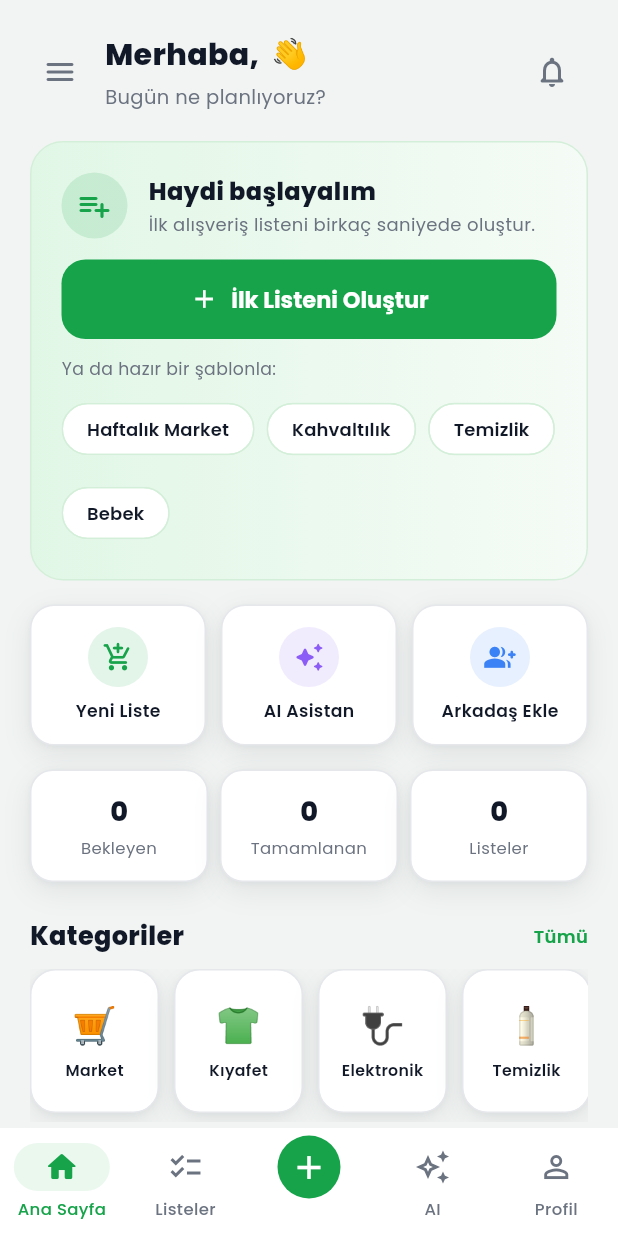
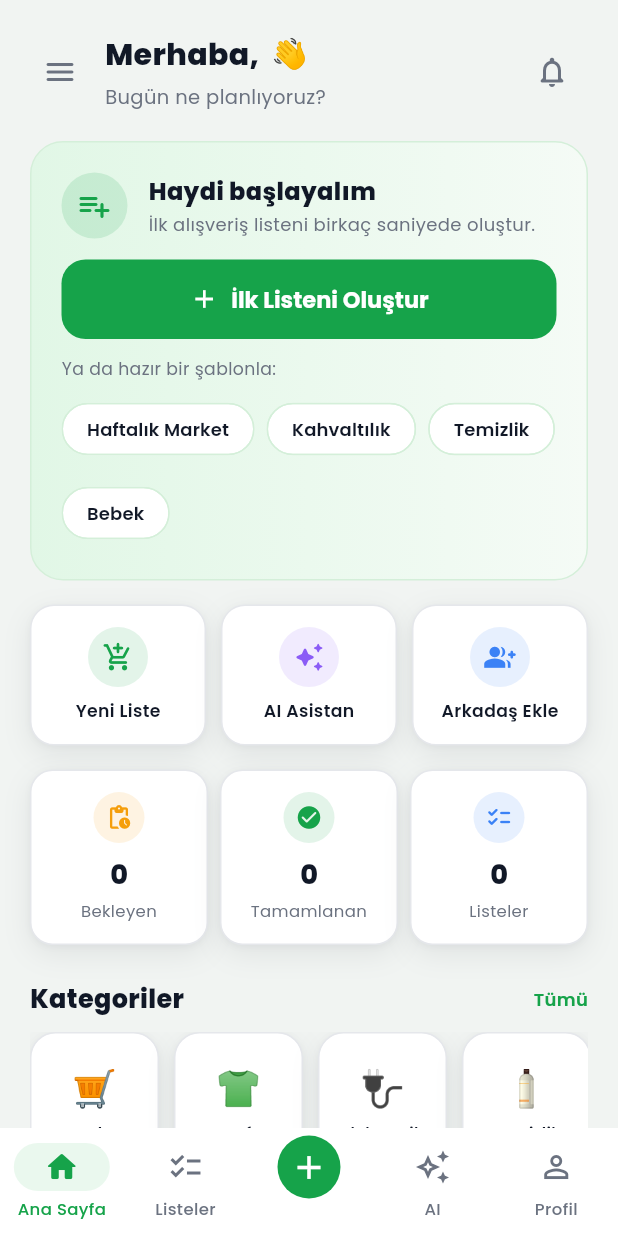
Before and after one commit to EmirHaksever/flutterproje, a Flutter app: the screen it shows once a user with an empty profile is signed in, on a phone screen of 412 x 824 dp. Run offline on Flutter 3.47's test engine with Material 3 defaults, Android fonts, the phone set to English and light mode, and no system bars; our stand-ins replace connectivity_plus, firebase_core, firebase_messaging, fl_chart, flutter_dotenv, flutter_local_notifications and 4 more; accounts and stored records are empty; network calls fail.

Commit message:
stat kartlari: tonlu daire icinde ikon (ana sayfa + istatistik + kategori detay)

```diff
--- a/lib/screens/home.dart
+++ b/lib/screens/home.dart
@@ -654,15 +654,32 @@ class _HomePageState extends State<HomePage> {
     final pending = (totalItems - completedItems).clamp(0, 1 << 30);
     return Row(
       children: [
-        Expanded(child: MiniStatCard(value: '$pending', label: 'Bekleyen')),
+        Expanded(
+          child: MiniStatCard(
+            value: '$pending',
+            label: 'Bekleyen',
+            icon: Icons.pending_actions_rounded,
+            iconColor: AppTheme.accentOrange,
+          ),
+        ),
         const SizedBox(width: 8),
         Expanded(
-            child: MiniStatCard(
-                value: '$completedItems', label: 'Tamamlanan')),
+          child: MiniStatCard(
+            value: '$completedItems',
+            label: 'Tamamlanan',
+            icon: Icons.check_circle_rounded,
+            iconColor: scheme.primary,
+          ),
+        ),
         const SizedBox(width: 8),
         Expanded(
-            child: MiniStatCard(
-                value: '${shoppingLists.length}', label: 'Listeler')),
+          child: MiniStatCard(
+            value: '${shoppingLists.length}',
+            label: 'Listeler',
+            icon: Icons.checklist_rounded,
+            iconColor: AppTheme.accentBlue,
+          ),
+        ),
       ],
     );
   }
--- a/lib/widgets/ui_kit.dart
+++ b/lib/widgets/ui_kit.dart
@@ -61,16 +61,23 @@ class MiniStatCard extends StatelessWidget {
     super.key,
     required this.value,
     required this.label,
+    this.icon,
+    this.iconColor,
     this.onTap,
   });
 
   final String value;
   final String label;
+
+  /// Verilirse sayının üstünde tonlu daire içinde bir ikon gösterilir.
+  final IconData? icon;
+  final Color? iconColor;
   final VoidCallback? onTap;
 
   @override
   Widget build(BuildContext context) {
     final scheme = Theme.of(context).colorScheme;
+    final tint = iconColor ?? scheme.primary;
     return InkWell(
       onTap: onTap,
       borderRadius: BorderRadius.circular(15),
@@ -85,6 +92,18 @@ class MiniStatCard extends StatelessWidget {
         child: Column(
           mainAxisSize: MainAxisSize.min,
           children: [
+            if (icon != null) ...[
+              Container(
+                width: 34,
+                height: 34,
+                decoration: BoxDecoration(
+                  color: tint.withValues(alpha: 0.12),
+                  shape: BoxShape.circle,
+                ),
+                child: Icon(icon, size: 18, color: tint),
+              ),
+              const SizedBox(height: 8),
+            ],
             Text(
               value,
               style: TextStyle(
```
Also changed, not shown: lib/screens/category_detail_page.dart (+22 -6 lines), lib/screens/stats.dart (+21 -5 lines).
